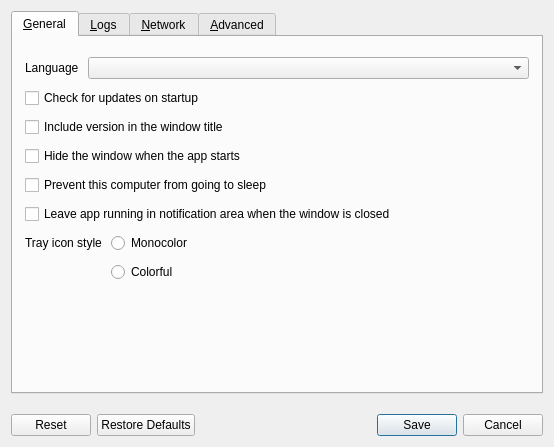
deskflow/deskflow, file src/lib/gui/dialogs/SettingsDialog.ui: the form before one commit.
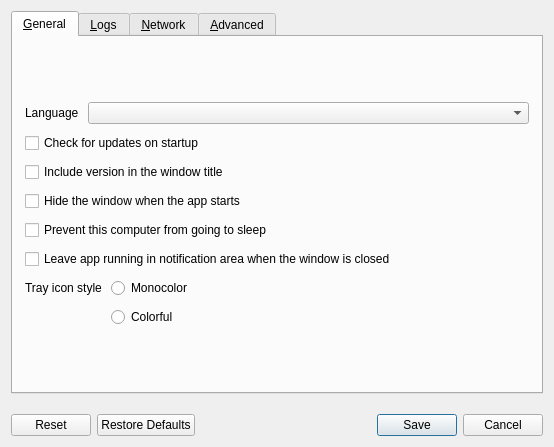
The form after the commit. Icons and pictures are not drawn.

Commit message: refactor: Settings Dialog Vertically center contents

What changed in the file:
```diff
--- a/src/lib/gui/dialogs/SettingsDialog.ui
+++ b/src/lib/gui/dialogs/SettingsDialog.ui
@@ -48,6 +48,19 @@
        <property name="bottomMargin">
         <number>20</number>
        </property>
+       <item>
+        <spacer name="verticalSpacer_6">
+         <property name="orientation">
+          <enum>Qt::Orientation::Vertical</enum>
+         </property>
+         <property name="sizeHint" stdset="0">
+          <size>
+           <width>20</width>
+           <height>0</height>
+          </size>
+         </property>
+        </spacer>
+       </item>
        <item>
         <layout class="QHBoxLayout" name="horizontalLayout_3">
          <item>
```
Left out of the diff: 42 changed lines with no effect on the pictures.
